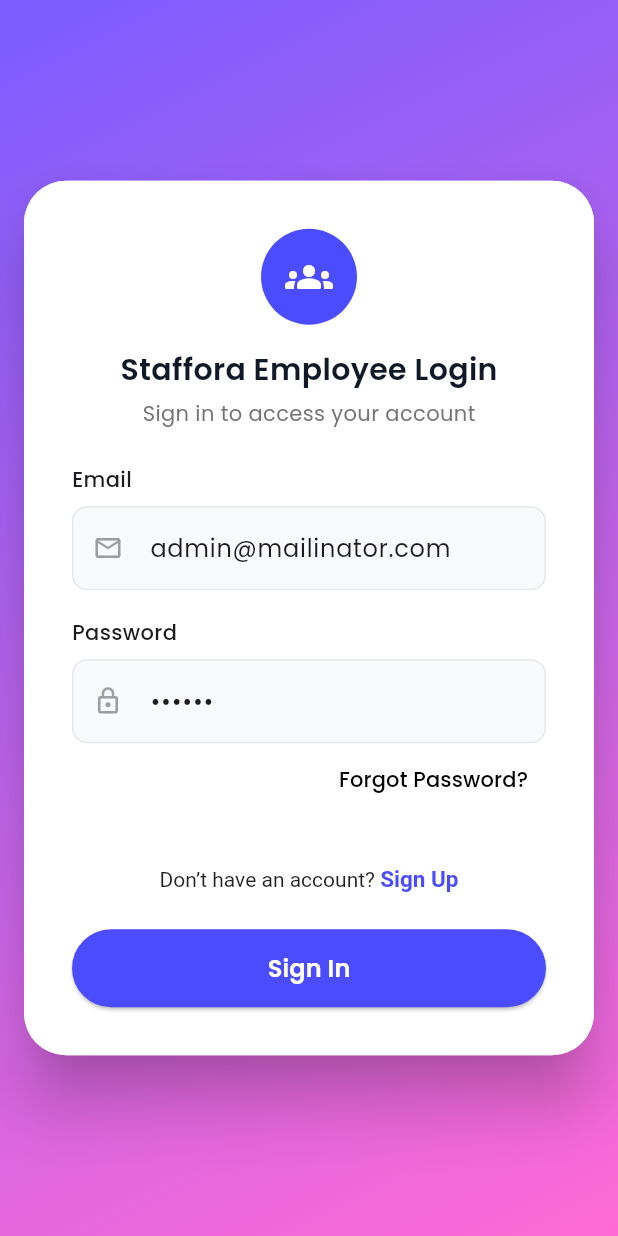
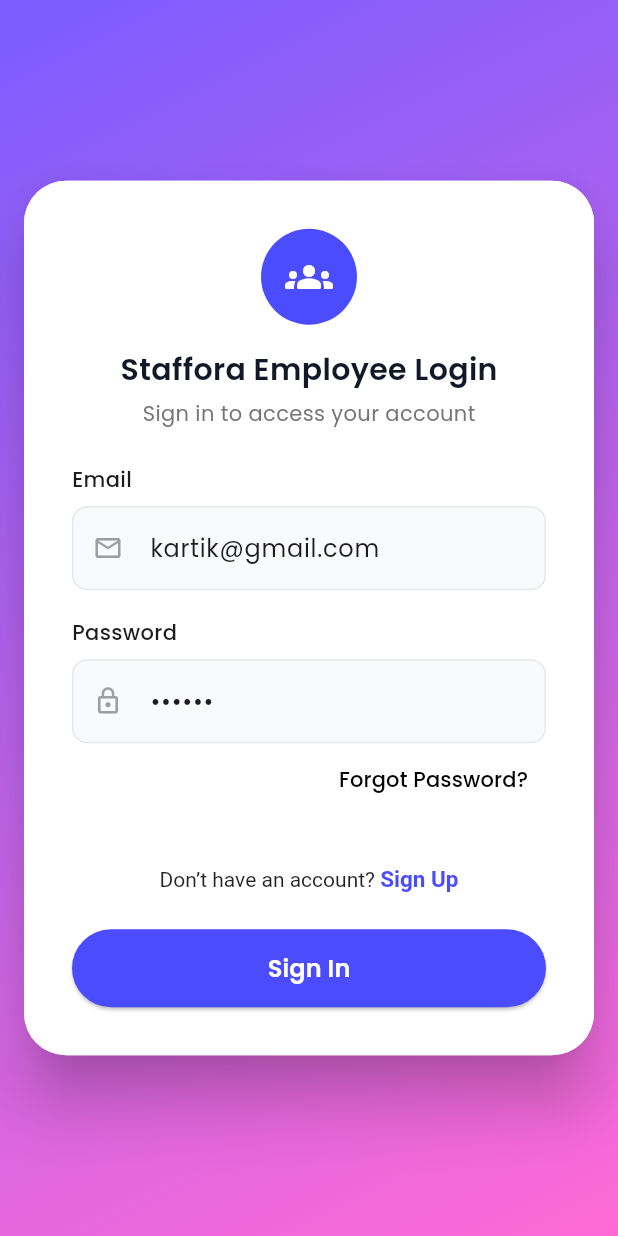
Before and after one commit to kkatti419-ux/staffora, a Flutter app: the screen it shows after launch, on a phone screen of 412 x 824 dp. Run offline on Flutter 3.47's test engine with Material 3 defaults, Android fonts, the phone set to English and light mode, and no system bars; our stand-ins replace cloud_firestore, firebase_auth, firebase_core, firebase_messaging, firebase_storage, fl_chart and 6 more; missing offline and left inert: firebase_app_check; accounts and stored records are empty.

Commit message:
fix: Update default email in LoginScreen for testing purposes

```diff
--- a/lib/presentation/auth/views/login_screen.dart
+++ b/lib/presentation/auth/views/login_screen.dart
@@ -18,7 +18,7 @@ class LoginScreen extends StatefulWidget {
 class _LoginScreenState extends State<LoginScreen> {
   final _formKey = GlobalKey<FormState>();
 
-  final _emailCtrl = TextEditingController(text: "admin@mailinator.com");
+  final _emailCtrl = TextEditingController(text: "kartik@gmail.com");
   final _passwordCtrl = TextEditingController(text: "121212");
 
   final AuthController _authController = Get.find<AuthController>();
```
